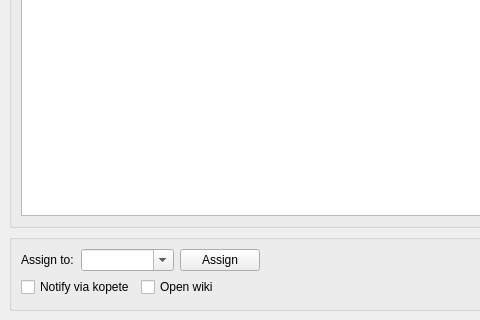
Before: the Qt Designer form ui/detailwindow.ui in bochi/kueue, drawn with Qt 5; both pictures show x 0 to 480 and y 280 to 600 of the 800 by 600 pixel window.
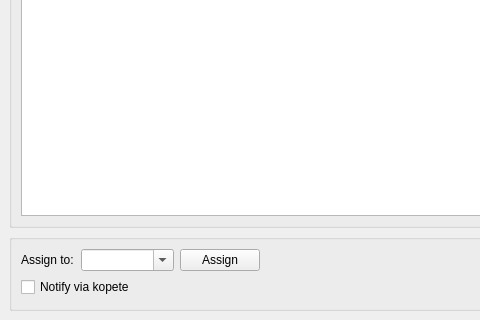
After: the same form once the commit is applied. Icons and pictures are not drawn.

```diff
--- a/ui/detailwindow.ui
+++ b/ui/detailwindow.ui
@@ -189,13 +189,6 @@
              </property>
             </widget>
            </item>
-           <item row="1" column="2" colspan="2">
-            <widget class="QCheckBox" name="wikiCheckBox">
-             <property name="text">
-              <string>Open wiki</string>
-             </property>
-            </widget>
-           </item>
           </layout>
          </item>
          <item row="0" column="1">
```
